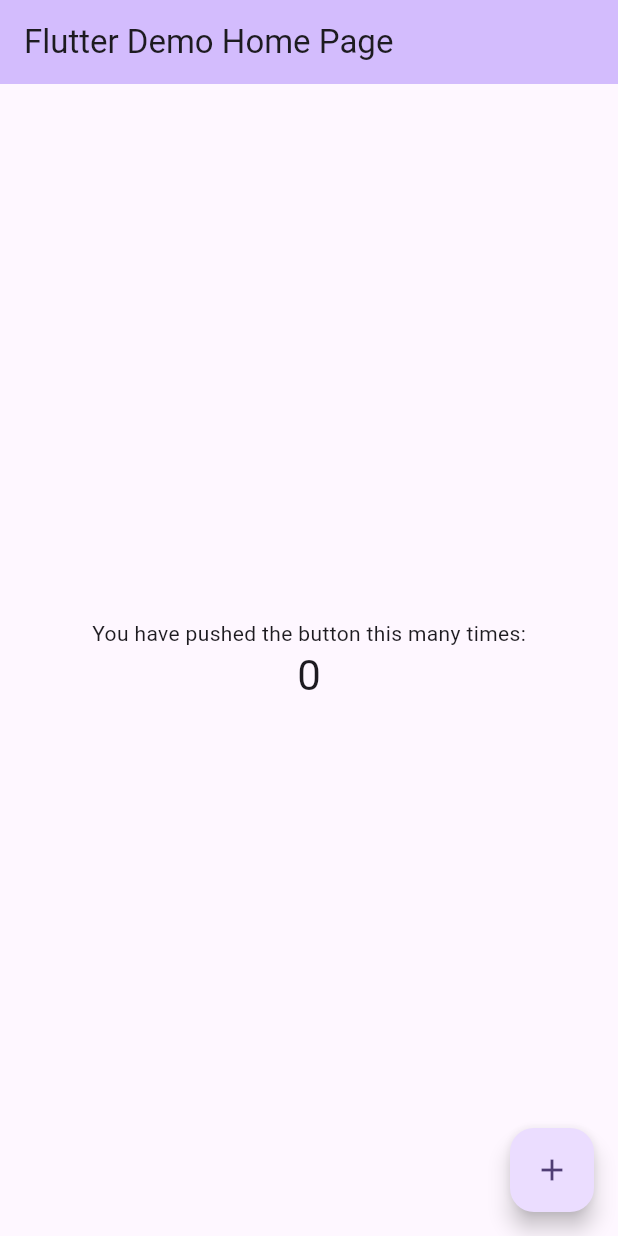
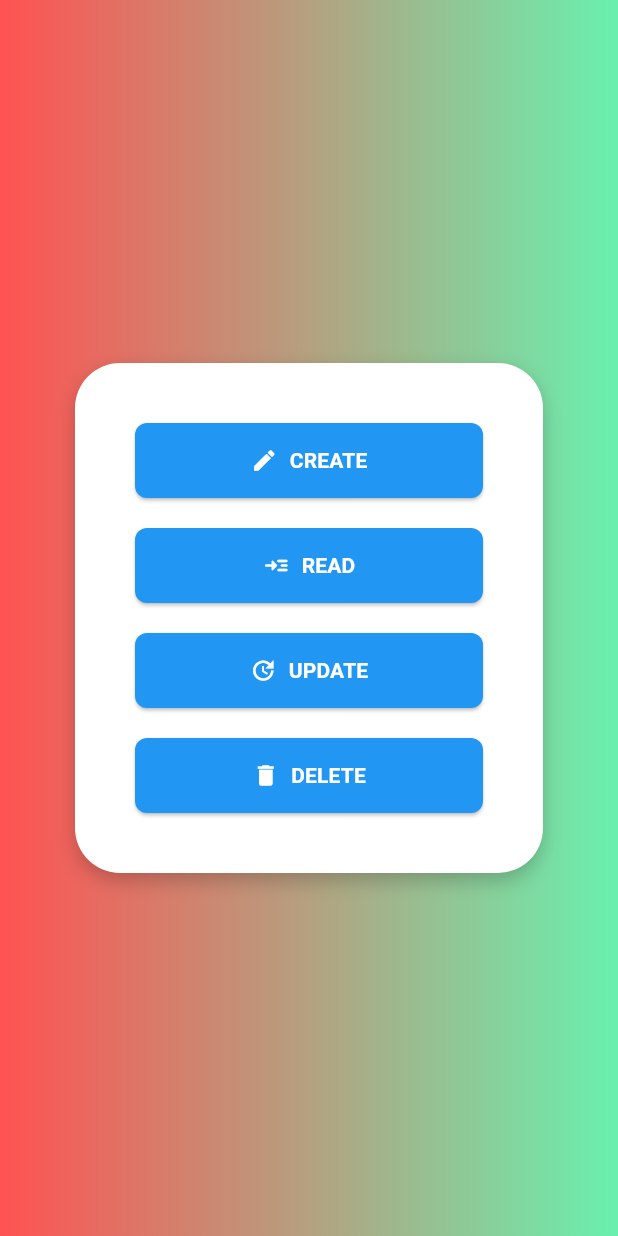
Before and after one commit to HinguralaWijesingha/project, a Flutter app: the screen it shows after launch, on a phone screen of 412 x 824 dp. Run offline on Flutter 3.47's test engine with Material 3 defaults, Android fonts, the phone set to English and light mode, and no system bars.

```diff
--- a/frontend/lib/main.dart
+++ b/frontend/lib/main.dart
@@ -1,4 +1,5 @@
 import 'package:flutter/material.dart';
+import 'package:frontend/pages/home.dart';
 
 void main() {
   runApp(const MyApp());
@@ -11,115 +12,13 @@ class MyApp extends StatelessWidget {
   @override
   Widget build(BuildContext context) {
     return MaterialApp(
+      debugShowCheckedModeBanner: false,
       title: 'Flutter Demo',
       theme: ThemeData(
-        // This is the theme of your application.
-        //
-        // TRY THIS: Try running your application with "flutter run". You'll see
-        // the application has a purple toolbar. Then, without quitting the app,
-        // try changing the seedColor in the colorScheme below to Colors.green
-        // and then invoke "hot reload" (save your changes or press the "hot
-        // reload" button in a Flutter-supported IDE, or press "r" if you used
-        // the command line to start the app).
-        //
-        // Notice that the counter didn't reset back to zero; the application
-        // state is not lost during the reload. To reset the state, use hot
-        // restart instead.
-        //
-        // This works for code too, not just values: Most code changes can be
-        // tested with just a hot reload.
         colorScheme: ColorScheme.fromSeed(seedColor: Colors.deepPurple),
         useMaterial3: true,
       ),
-      home: const MyHomePage(title: 'Flutter Demo Home Page'),
+      home: const  HomePage(),
     );
   }
 }
-
-class MyHomePage extends StatefulWidget {
-  const MyHomePage({super.key, required this.title});
-
-  // This widget is the home page of your application. It is stateful, meaning
-  // that it has a State object (defined below) that contains fields that affect
-  // how it looks.
-
-  // This class is the configuration for the state. It holds the values (in this
-  // case the title) provided by the parent (in this case the App widget) and
-  // used by the build method of the State. Fields in a Widget subclass are
-  // always marked "final".
-
-  final String title;
-
-  @override
-  State<MyHomePage> createState() => _MyHomePageState();
-}
-
-class _MyHomePageState extends State<MyHomePage> {
-  int _counter = 0;
-
-  void _incrementCounter() {
-    setState(() {
-      // This call to setState tells the Flutter framework that something has
-      // changed in this State, which causes it to rerun the build method below
-      // so that the display can reflect the updated values. If we changed
-      // _counter without calling setState(), then the build method would not be
-      // called again, and so nothing would appear to happen.
-      _counter++;
-    });
-  }
-
-  @override
-  Widget build(BuildContext context) {
-    // This method is rerun every time setState is called, for instance as done
-    // by the _incrementCounter method above.
-    //
-    // The Flutter framework has been optimized to make rerunning build methods
-    // fast, so that you can just rebuild anything that needs updating rather
-    // than having to individually change instances of widgets.
-    return Scaffold(
-      appBar: AppBar(
-        // TRY THIS: Try changing the color here to a specific color (to
-        // Colors.amber, perhaps?) and trigger a hot reload to see the AppBar
-        // change color while the other colors stay the same.
-        backgroundColor: Theme.of(context).colorScheme.inversePrimary,
-        // Here we take the value from the MyHomePage object that was created by
-        // the App.build method, and use it to set our appbar title.
-        title: Text(widget.title),
-      ),
-      body: Center(
-        // Center is a layout widget. It takes a single child and positions it
-        // in the middle of the parent.
-        child: Column(
-          // Column is also a layout widget. It takes a list of children and
-          // arranges them vertically. By default, it sizes itself to fit its
-          // children horizontally, and tries to be as tall as its parent.
-          //
-          // Column has various properties to control how it sizes itself and
-          // how it positions its children. Here we use mainAxisAlignment to
-          // center the children vertically; the main axis here is the vertical
-          // axis because Columns are vertical (the cross axis would be
-          // horizontal).
-          //
-          // TRY THIS: Invoke "debug painting" (choose the "Toggle Debug Paint"
-          // action in the IDE, or press "p" in the console), to see the
-          // wireframe for each widget.
-          mainAxisAlignment: MainAxisAlignment.center,
-          children: <Widget>[
-            const Text(
-              'You have pushed the button this many times:',
-            ),
-            Text(
-              '$_counter',
-              style: Theme.of(context).textTheme.headlineMedium,
-            ),
-          ],
-        ),
-      ),
-      floatingActionButton: FloatingActionButton(
-        onPressed: _incrementCounter,
-        tooltip: 'Increment',
-        child: const Icon(Icons.add),
-      ), // This trailing comma makes auto-formatting nicer for build methods.
-    );
-  }
-}
--- /dev/null
+++ b/frontend/lib/pages/home.dart
@@ -0,0 +1,134 @@
+import "package:flutter/material.dart";
+import "package:frontend/pages/createpage.dart";
+
+class HomePage extends StatelessWidget {
+  const HomePage({super.key});
+
+  @override
+  Widget build(BuildContext context) {
+    return Scaffold(
+      body: Container(
+        decoration: const BoxDecoration(
+          gradient: LinearGradient(
+            colors: [
+              Colors.redAccent,
+              Colors.greenAccent,
+            ],
+          ),
+        ),
+        child: Center(
+          child: Container(
+            margin: const EdgeInsets.symmetric(vertical: 100, horizontal: 50),
+            padding: const EdgeInsets.all(40),
+            decoration: BoxDecoration(
+              borderRadius: BorderRadius.circular(30),
+              color: Colors.white,
+              boxShadow: [
+                BoxShadow(
+                  color: Colors.black.withOpacity(0.2),
+                  blurRadius: 10,
+                  offset: const Offset(0, 5),
+                ),
+              ],
+            ),
+            child: Column(
+              mainAxisSize: MainAxisSize.min,
+              mainAxisAlignment: MainAxisAlignment.center,
+              children: [
+                SizedBox(
+                  width: double.infinity,
+                  child: ElevatedButton.icon(
+                    onPressed: () {
+                      Navigator.of(context).push(MaterialPageRoute(builder: (_)=> const CreateScreen()));
+                    },
+                    icon: const Icon(Icons.create, color: Colors.white),
+                    label: const Text(
+                      "CREATE",
+                      style: TextStyle(
+                        color: Colors.white,
+                        fontWeight: FontWeight.bold,
+                      ),
+                    ),
+                    style: ElevatedButton.styleFrom(
+                      backgroundColor: Colors.blue,
+                      padding: const EdgeInsets.symmetric(vertical: 15),
+                      shape: RoundedRectangleBorder(
+                        borderRadius: BorderRadius.circular(8),
+                      ),
+                    ),
+                  ),
+                ),
+                const SizedBox(height: 20),
+                SizedBox(
+                  width: double.infinity,
+                  child: ElevatedButton.icon(
+                    onPressed: () {},
+                    icon: const Icon(Icons.read_more_rounded, color: Colors.white),
+                    label: const Text(
+                      "READ",
+                      style: TextStyle(
+                        color: Colors.white,
+                        fontWeight: FontWeight.bold,
+                      ),
+                    ),
+                    style: ElevatedButton.styleFrom(
+                      backgroundColor: Colors.blue,
+                      padding: const EdgeInsets.symmetric(vertical: 15),
+                      shape: RoundedRectangleBorder(
+                        borderRadius: BorderRadius.circular(8),
+                      ),
+                    ),
+                  ),
+                ),
+                const SizedBox(height: 20),
+                SizedBox(
+                  width: double.infinity,
+                  child: ElevatedButton.icon(
+                    onPressed: () {},
+                    icon: const Icon(Icons.update, color: Colors.white),
+                    label: const Text(
+                      "UPDATE",
+                      style: TextStyle(
+                        color: Colors.white,
+                        fontWeight: FontWeight.bold,
+                      ),
+                    ),
+                    style: ElevatedButton.styleFrom(
+                      backgroundColor: Colors.blue,
+                      padding: const EdgeInsets.symmetric(vertical: 15),
+                      shape: RoundedRectangleBorder(
+                        borderRadius: BorderRadius.circular(8),
+                      ),
+                    ),
+                  ),
+                ),
+                const SizedBox(height: 20),
+                SizedBox(
+                  width: double.infinity,
+                  child: ElevatedButton.icon(
+                    onPressed: () {},
+                    icon: const Icon(Icons.delete, color: Colors.white),
+                    label: const Text(
+                      "DELETE",
+                      style: TextStyle(
+                        color: Colors.white,
+                        fontWeight: FontWeight.bold,
+                      ),
+                    ),
+                    style: ElevatedButton.styleFrom(
+                      backgroundColor: Colors.blue,
+                      padding: const EdgeInsets.symmetric(vertical: 15),
+                      shape: RoundedRectangleBorder(
+                        borderRadius: BorderRadius.circular(8),
+                      ),
+                    ),
+                  ),
+                ),
+              ],
+            ),
+          ),
+        ),
+      ),
+    );
+  }
+}
```
Also changed, not shown: frontend/lib/pages/createpage.dart (added, +113 -0 lines).
